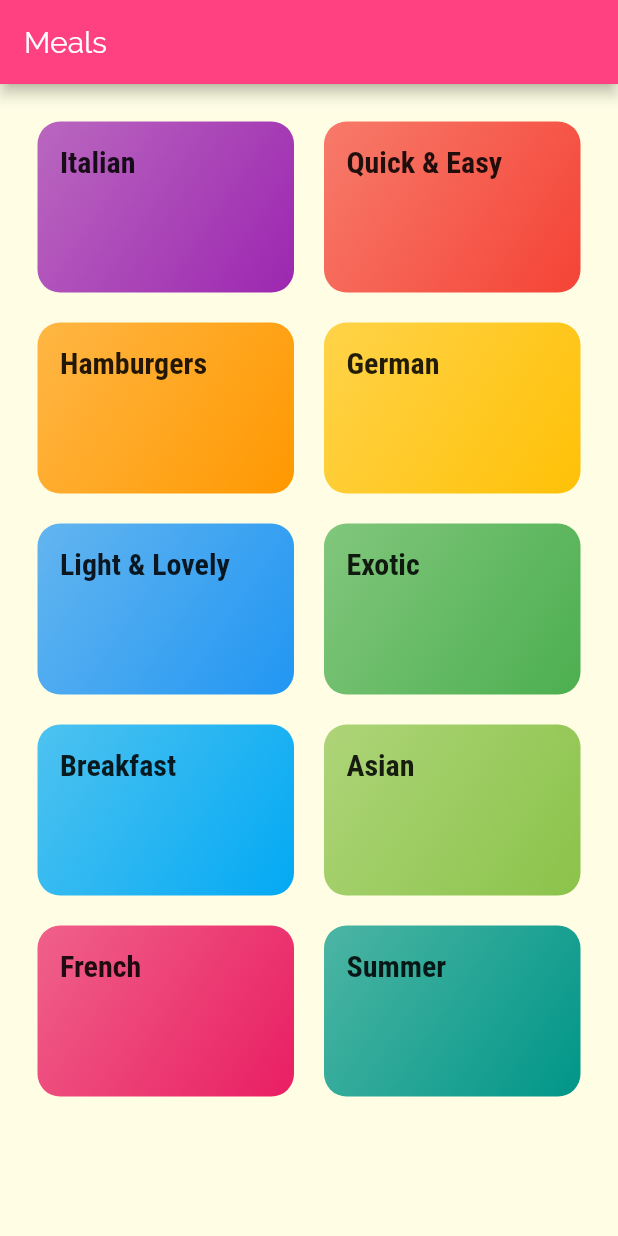
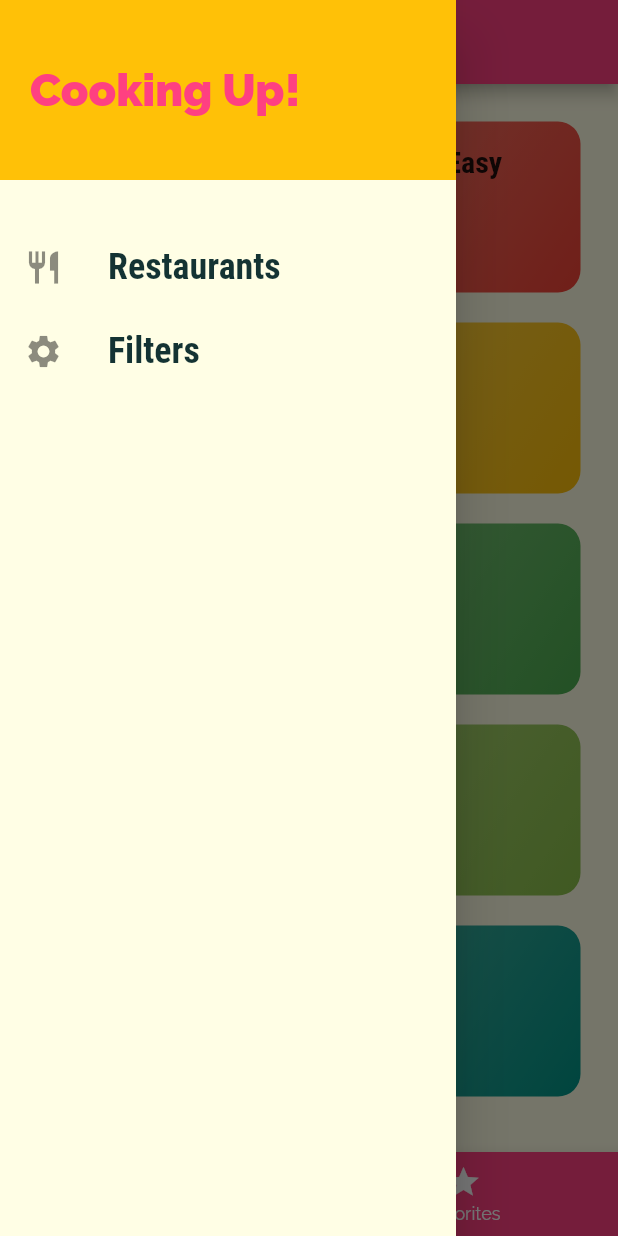
Before and after one commit to pavankalyan0424/Meals, a Flutter app: the screen it shows after launch, with the side drawer open (before the commit the screen has no drawer), on a phone screen of 412 x 824 dp. Run offline on Flutter 3.47's test engine with Material 2 defaults, Android fonts, the phone set to English and light mode, and no system bars.

Commit message:
Drawer and bottomMavBar added

```diff
--- a/lib/main.dart
+++ b/lib/main.dart
@@ -1,7 +1,8 @@
 import 'package:flutter/material.dart';
-import 'package:meals/pages/mealDetailPage.dart';
 
+import './pages/filtersPage.dart';
 import './pages/homePage.dart';
+import './pages/mealDetailPage.dart';
 import 'pages/mealsPage.dart';
 
 void main() {
@@ -39,6 +40,7 @@ class MyApp extends StatelessWidget {
         '/': (ctx) => MyHomePage(),
         CategoryMealsPage.routeName: (ctx) => CategoryMealsPage(),
         MealDetailPage.routeName: (ctx) => MealDetailPage(),
+        FiltersPage.routeName: (ctx) => FiltersPage(),
       },
       onUnknownRoute: (settings) {
         return MaterialPageRoute(
--- a/lib/pages/categoriesPage.dart
+++ b/lib/pages/categoriesPage.dart
@@ -1,7 +1,7 @@
 import 'package:flutter/material.dart';
 
+import '../dummy_data.dart';
 import '../widgets/category_item.dart';
-import '../dummy_data.dart';
 
 class CategoriesPage extends StatelessWidget {
   @override
--- a/lib/pages/homePage.dart
+++ b/lib/pages/homePage.dart
@@ -1,6 +1,8 @@
 import 'package:flutter/material.dart';
+import 'package:meals/widgets/mainDrawer.dart';
 
 import 'categoriesPage.dart';
+import 'favoritesPage.dart';
 
 class MyHomePage extends StatefulWidget {
   @override
@@ -8,13 +10,50 @@ class MyHomePage extends StatefulWidget {
 }
 
 class _MyHomePageState extends State<MyHomePage> {
+  int _selectedIndex = 0;
+
+  final List<Map<String, Object>> _pages = [
+    {'page': CategoriesPage(), 'title': 'Categories'},
+    {'page': FavoritesPage(), 'title': 'Favorites'},
+  ];
+
+  void _selectedPage(int index) {
+    setState(() {
+      _selectedIndex = index;
+    });
+  }
+
   @override
   Widget build(BuildContext context) {
     return Scaffold(
+      drawer: MainDrawer(),
       appBar: AppBar(
-        title: Text('Meals'),
+        title: Text(
+          _pages[_selectedIndex]['title'],
+        ),
       ),
-      body: CategoriesPage(),
+      body: _pages[_selectedIndex]['page'],
+      bottomNavigationBar: BottomNavigationBar(
+        backgroundColor: Theme.of(context).primaryColor,
+        onTap: _selectedPage,
+        currentIndex: _selectedIndex,
+        selectedItemColor: Theme.of(context).accentColor,
+        unselectedItemColor: Colors.white,
+        items: [
+          BottomNavigationBarItem(
+            icon: Icon(
+              Icons.category,
+            ),
+            label: 'Categories',
+          ),
+          BottomNavigationBarItem(
+            icon: Icon(
+              Icons.star,
+            ),
+            label: 'Favorites',
+          ),
+        ],
+      ),
     );
   }
 }
--- /dev/null
+++ b/lib/widgets/mainDrawer.dart
@@ -0,0 +1,56 @@
+import 'package:flutter/material.dart';
+import 'package:meals/pages/filtersPage.dart';
+
+class MainDrawer extends StatelessWidget {
+  Widget buildListTile(String title, IconData icon, Function onTileTapped) {
+    return ListTile(
+      onTap: onTileTapped,
+      leading: Icon(
+        icon,
+        size: 26,
+      ),
+      title: Text(
+        title,
+        style: TextStyle(
+          fontFamily: 'RobotoCondensed',
+          fontSize: 24,
+          fontWeight: FontWeight.bold,
+        ),
+      ),
+    );
+  }
+
+  @override
+  Widget build(BuildContext context) {
+    return Drawer(
+      child: Column(
+        children: [
+          Container(
+            height: 120,
+            width: double.infinity,
+            padding: const EdgeInsets.all(20),
+            color: Theme.of(context).accentColor,
+            alignment: Alignment.centerLeft,
+            child: Text(
+              'Cooking Up!',
+              style: TextStyle(
+                fontWeight: FontWeight.w900,
+                fontSize: 30,
+                color: Theme.of(context).primaryColor,
+              ),
+            ),
+          ),
+          const SizedBox(
+            height: 30,
+          ),
+          buildListTile('Restaurants', Icons.restaurant, () {
+            Navigator.pushReplacementNamed(context, '/');
+          }),
+          buildListTile('Filters', Icons.settings, () {
+            Navigator.pushReplacementNamed(context, FiltersPage.routeName);
+          }),
+        ],
+      ),
+    );
+  }
+}
```
Also changed, not shown: lib/pages/favoritesPage.dart (added, +12 -0 lines), lib/pages/filtersPage.dart (added, +19 -0 lines), lib/pages/tabsPage.dart (added, +8 -0 lines).
